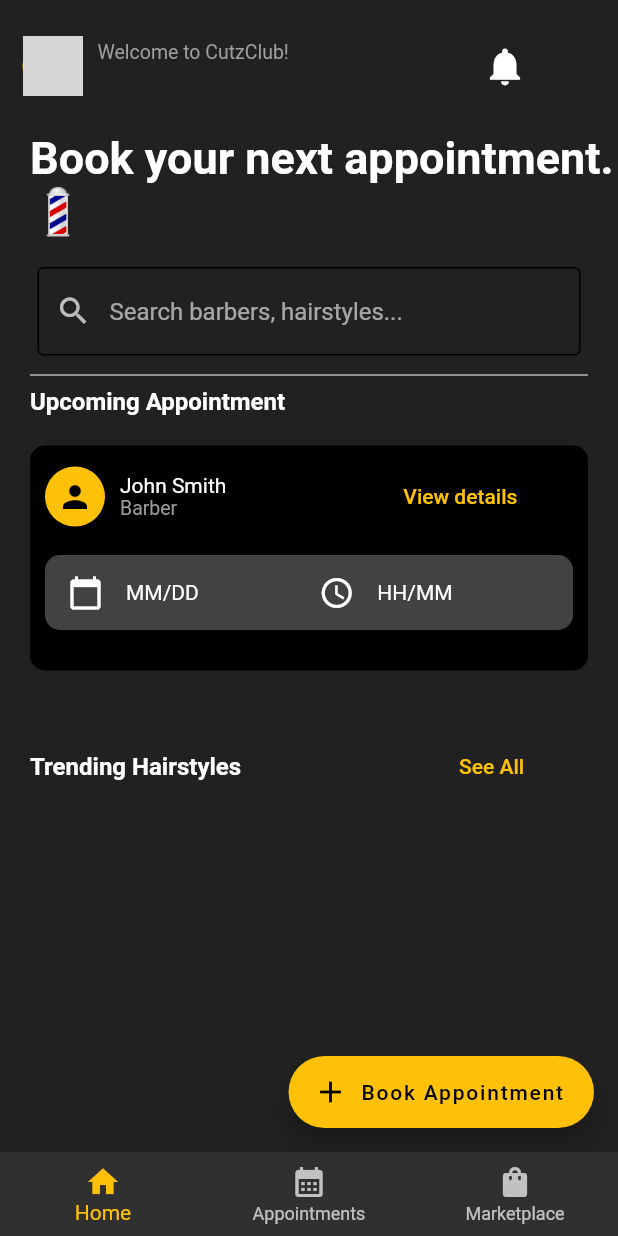
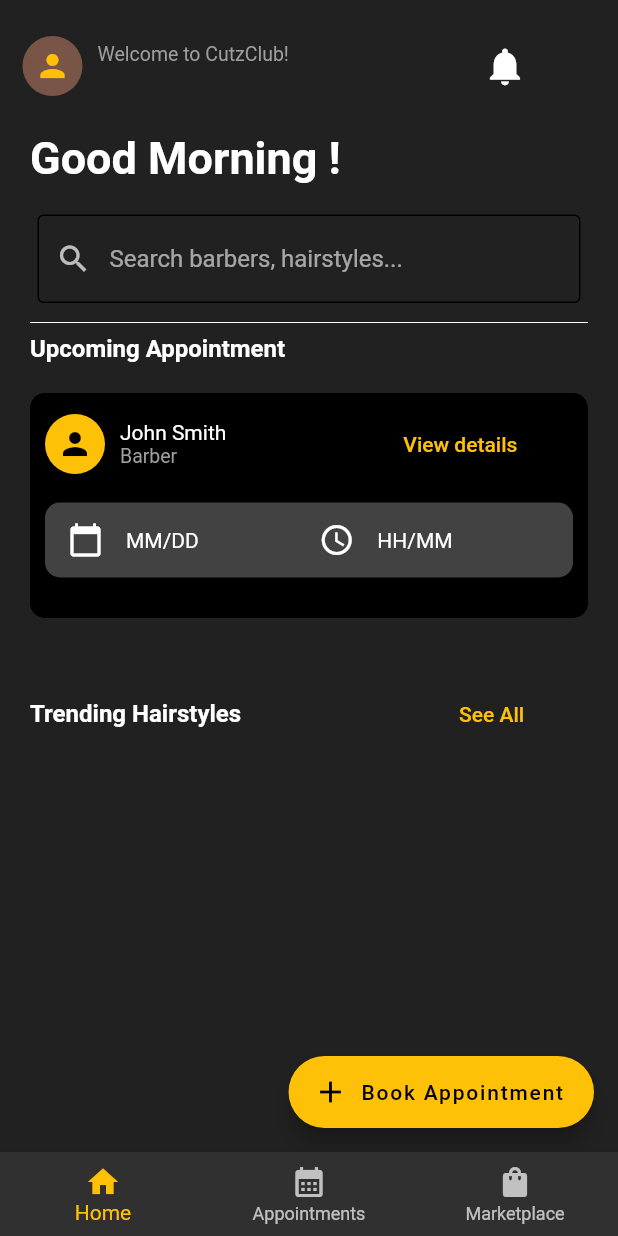
Before and after one commit to alephmanuel/CutzClubApp, a Flutter app: the screen it shows once a user with an empty profile is signed in, on a phone screen of 412 x 824 dp. Run offline on Flutter 3.47's test engine with Material 2 defaults, Android fonts, the light colour scheme and no system bars; our stand-ins replace cloud_firestore, email_validator, firebase_auth, firebase_core, flutter_rating_bar and 1 more; missing offline and left inert: dart:ffi; accounts and stored records are empty; grey boxes are pictures that could not be loaded.

Commit message:
still working

```diff
--- a/flutter_demo/lib/Pages/Home.dart
+++ b/flutter_demo/lib/Pages/Home.dart
@@ -31,39 +31,9 @@ class HomePage extends StatefulWidget {
 }
 
 class _HomePageState extends State<HomePage> {
-  String name = "";
-
-  checkEmail() async {
-    // Get the currently authenticated user from Firebase Authentication
-    final User? user = FirebaseAuth.instance.currentUser;
-
-    // Get the user's email address from their Firebase Authentication profile
-    final String? email = user?.email;
-
-    // Query Firestore for a document with the same email address
-    final CollectionReference usersRef =
-        FirebaseFirestore.instance.collection('user');
-    final QuerySnapshot querySnapshot =
-        await usersRef.where('email', isEqualTo: email).get();
-
-    if (querySnapshot.docs.isNotEmpty) {
-      // A matching document was found
-      final DocumentSnapshot userDoc = querySnapshot.docs.first;
-
-      // Extract field values and store them in variables
-      final String? first_name = userDoc.get('first_name');
-      final String? last_name = userDoc.get('last_name');
-
-      name = '$first_name  $last_name';
-
-      // Do something with the variables...
-      print(name);
-    } else {
-      // No matching document was found
-      print('No user found with email: $email');
-    }
-  }
   //Get current user information :3
+  final User? user = FirebaseAuth.instance.currentUser;
+  var name = '';
 
   //Access all barbers
   final Stream<QuerySnapshot> barbers =
@@ -76,6 +46,17 @@ class _HomePageState extends State<HomePage> {
   @override
   Widget build(BuildContext context) {
     checkEmail();
+    String greeting = '';
+    final DateTime now = DateTime.now();
+
+    if (now.hour < 12) {
+      greeting = 'Good Morning';
+    } else if (now.hour < 18) {
+      greeting = 'Good Afternoon';
+    } else {
+      greeting = 'Good Evening';
+    }
+
     return Scaffold(
       backgroundColor: Colors.grey[900],
 
@@ -137,13 +118,11 @@ class _HomePageState extends State<HomePage> {
                         children: [
                           /* ⁡⁣⁢⁡⁢⁣⁣User account widget.⁡⁡ */
                           CircleAvatar(
-                            backgroundImage:
-                                AssetImage('lib/Images/IMG_2360.png'),
-                            backgroundColor: Colors.amber,
+                            backgroundColor: Colors.brown,
                             child: IconButton(
                               icon: Icon(
                                 Icons.person,
-                                color: Colors.transparent,
+                                color: Colors.amber,
                               ),
                               /* ⁡⁢⁣⁣User icon⁡ */
                               /* Tapping on the user icon will take you to the
@@ -173,8 +152,8 @@ class _HomePageState extends State<HomePage> {
                                 ),
                               ),
                               Text(
-                                name,
-                                style: TextStyle(fontSize: 16),
+                                '${user?.email}',
+                                style: TextStyle(fontSize: 14),
                               ),
                             ],
                           ),
@@ -211,7 +190,7 @@ class _HomePageState extends State<HomePage> {
             padding: const EdgeInsets.only(bottom: 20, left: 20, top: 20),
             child: Container(
               child: Text(
-                "Book your next appointment.💈",
+                '$greeting $name!',
                 style: TextStyle(
                   fontSize: 30,
                   fontWeight: FontWeight.bold,
@@ -469,4 +448,31 @@ class _HomePageState extends State<HomePage> {
       ),
     );
   }
+
+  checkEmail() async {
+    // Get the currently authenticated user from Firebase Authentication
+
+    // Get the user's email address from their Firebase Authentication profile
+    final String? email = user?.email;
+
+    // Query Firestore for a document with the same email address
+    final CollectionReference usersRef =
+        FirebaseFirestore.instance.collection('user');
+    final QuerySnapshot querySnapshot =
+        await usersRef.where('email', isEqualTo: email).get();
+
+    if (querySnapshot.docs.isNotEmpty) {
+      // A matching document was found
+      final DocumentSnapshot userDoc = querySnapshot.docs.first;
+
+      // Extract field values and store them in variables
+      final String? first_name = userDoc.get('first_name');
+      name = first_name!;
+      // Do something with the variables...
+      print('$first_name');
+    } else {
+      // No matching document was found
+      print('No user found with email: $email');
+    }
+  }
 }
```
Also changed, not shown: flutter_demo/lib/Pages/Booking.dart (+18 -9 lines).
